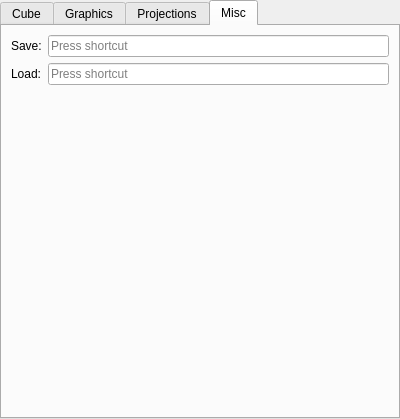
Old version of the form controlswidget.ui in the repository benwh1/cubesim.
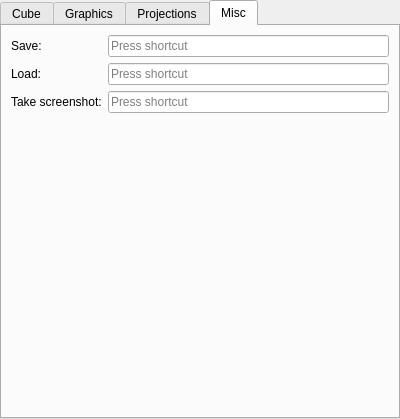
New version of the form.

Commit message: Add screenshot shortcut

```diff
--- a/controlswidget.ui
+++ b/controlswidget.ui
@@ -351,6 +351,16 @@
          <item row="1" column="1">
           <widget class="QKeySequenceEdit" name="loadKeySequenceEdit"/>
          </item>
+         <item row="2" column="0">
+          <widget class="QLabel" name="label_29">
+           <property name="text">
+            <string>Take screenshot:</string>
+           </property>
+          </widget>
+         </item>
+         <item row="2" column="1">
+          <widget class="QKeySequenceEdit" name="screenshotKeySequenceEdit"/>
+         </item>
         </layout>
        </item>
       </layout>
```
The commit also changes 6 other files.
